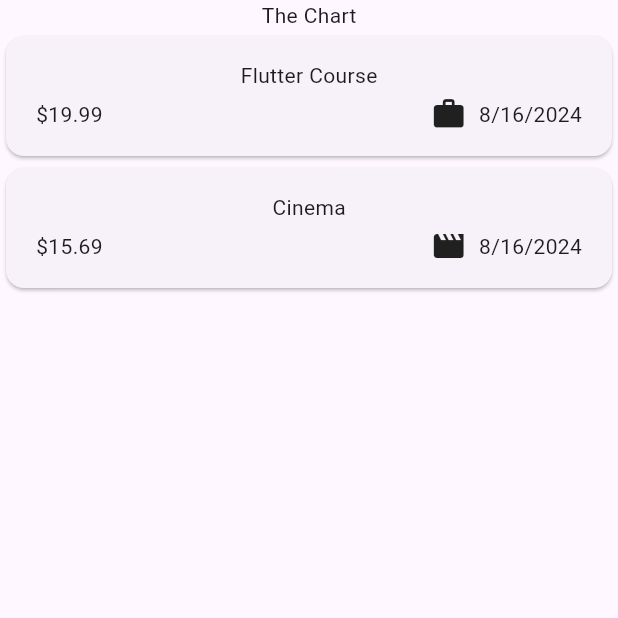
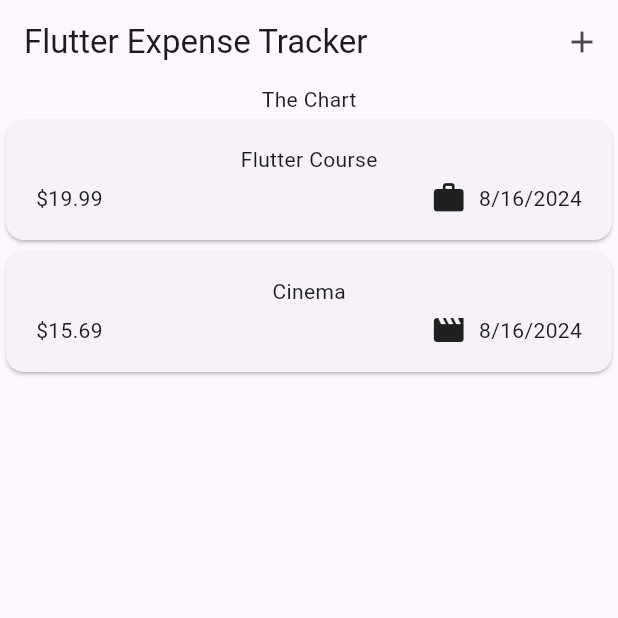
Before and after one commit to RahulSocialDev/flutter-basic-expense-tracker, a Flutter app: the screen it shows after launch, on a phone screen of 412 x 824 dp, the top half of it. Run offline on Flutter 3.47's test engine with Material 3 defaults, Android fonts, the phone set to English and light mode, and no system bars.

Commit message:
fix: added app bar

```diff
--- a/lib/widgets/expenses.dart
+++ b/lib/widgets/expenses.dart
@@ -29,6 +29,16 @@ class _ExpensesState extends State<Expenses> {
     ];
 
     return Scaffold(
+      appBar: AppBar(
+        title: const Text('Flutter Expense Tracker'),
+        centerTitle: false,
+        actions: [
+          IconButton(
+            onPressed: () => {},
+            icon: const Icon(Icons.add),
+          )
+        ],
+      ),
       body: Column(
         children: [
           const Text('The Chart'),
```
